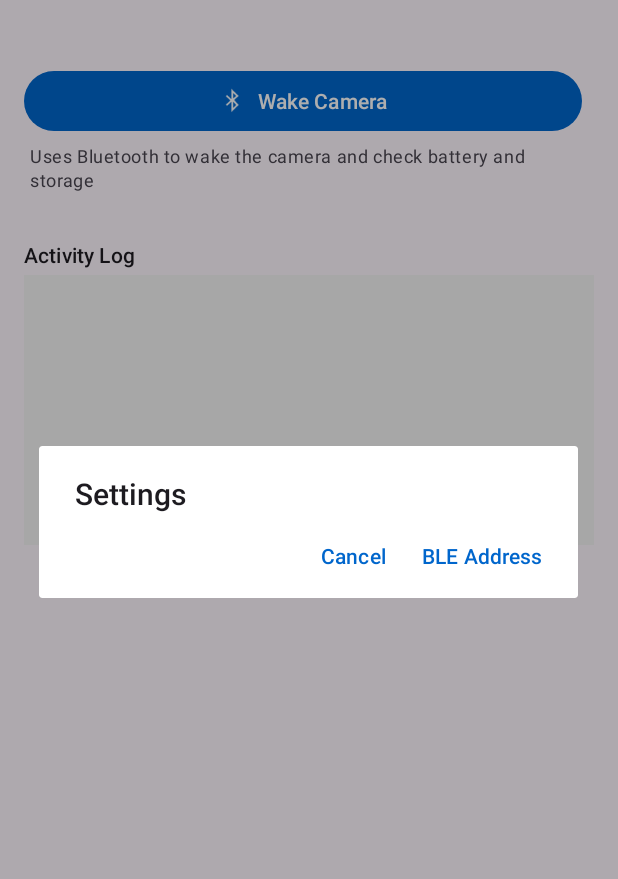
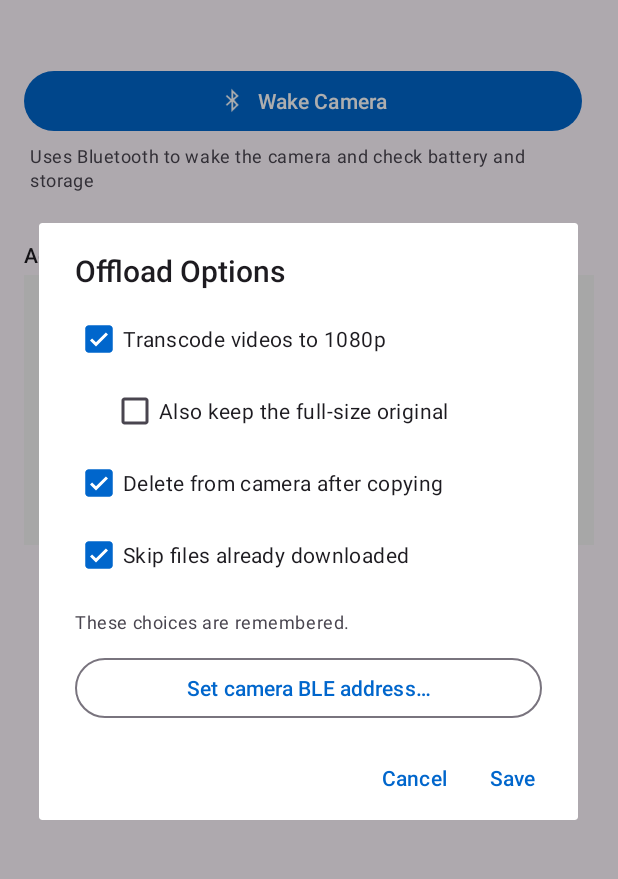
Before and after one commit to laddieri/GoProUnloader, an Android app: the screen it shows after launch (MainActivity), in the options menu, after a tap on "Options", on a phone screen of 412 x 824 dp, the part 96-975 px from its top. Run offline under Robolectric (Android 15) with nearby library versions, the phone set to English and light mode, and no system bars; libraries missing offline, so code that uses them is left out: com.antonkarpenko.ffmpegkit; pictures from the network do not load.

Commit message:
Add thumbnails and remembered offload options to the Android app
Brings the phone app in line with the desktop one.

Each row now carries a thumbnail fetched from the camera. GoProApi tries the
thumbnail endpoint, the screennail endpoint, both again with a DCIM prefix,
and finally the .THM sidecar, taking the first that returns something with a
JPEG header - the endpoints vary by firmware, and the camera sometimes answers
200 with a JSON error body. ThumbnailLoader runs those fetches on a single
thread because the camera drops parallel requests, caches the decoded bitmaps,
and tags each ImageView so a recycled row can't show another clip's picture.
It borrows the ViewModel's GoProApi rather than making its own, so requests
follow the same network binding and don't leave over mobile data.

Transcoding, deleting from the camera, keeping the full-size original and
skipping already-downloaded files are now settings under the Options menu,
stored in SharedPreferences and remembered between launches. They replace the
single transcode checkbox on the transfer dialog and the post-transfer cleanup
prompt; the transfer dialog now summarises what is about to happen instead of
asking afterwards. Options are read once when a transfer starts, so changing
them mid-run cannot alter the rules half way through.

Alongside that:

- Deleting a clip from the camera now removes its .LRV/.THM sidecars too.
  Deleting only the .MP4 left them behind and the card never fully freed up.
- The .LRV/.THM sidecars are no longer listed as separate selectable rows.
  They were being shown, and counted, as if they were clips of their own.
- keepAlive() polled camera/state, which does not reset the sleep timer, so
  the camera could power off mid-transfer. It now uses the keep_alive
  endpoint, matching the fix already made on the Python side.
- Media durations were fetched with one parallel request per clip, the same
  pattern that stops the camera answering. They are fetched in sequence now.
- A skipped file is reported as skipped rather than counted as transferred.

Co-Authored-By: Claude Opus 5 <noreply@anthropic.com>
Claude-Session: https://claude.ai/code/session_01SMkCcbjHPsTKFNWFuk1Wqi

```diff
--- a/app/src/main/java/com/gopro/unloader/MainActivity.kt
+++ b/app/src/main/java/com/gopro/unloader/MainActivity.kt
@@ -14,6 +14,7 @@ import android.provider.Settings
 import android.view.Menu
 import android.view.MenuItem
 import android.view.View
+import android.widget.CheckBox
 import android.widget.Toast
 import androidx.activity.result.contract.ActivityResultContracts
 import androidx.activity.viewModels
@@ -21,6 +22,7 @@ import androidx.appcompat.app.AlertDialog
 import androidx.appcompat.app.AppCompatActivity
 import androidx.core.content.ContextCompat
 import androidx.recyclerview.widget.LinearLayoutManager
+import com.google.android.material.button.MaterialButton
 import com.gopro.unloader.databinding.ActivityMainBinding
 import com.gopro.unloader.service.GoProForegroundService
 import com.gopro.unloader.ui.MainViewModel
@@ -62,7 +64,7 @@ class MainActivity : AppCompatActivity() {
         setContentView(binding.root)
         setSupportActionBar(binding.toolbar)
 
-        adapter = MediaListAdapter { updateSelectionCount() }
+        adapter = MediaListAdapter(viewModel.thumbnailLoader) { updateSelectionCount() }
         binding.recyclerView.layoutManager = LinearLayoutManager(this)
         binding.recyclerView.adapter = adapter
 
@@ -134,14 +136,6 @@ class MainActivity : AppCompatActivity() {
             if (event > lastWifiSettingsEvent) {
                 lastWifiSettingsEvent = event
                 openWifiSettings()
-            }
-        }
-
-        var lastPromptId = 0
-        viewModel.postTransferPrompt.observe(this) { prompt ->
-            if (prompt != null && prompt.id != lastPromptId) {
-                lastPromptId = prompt.id
-                showPostTransferDialog(prompt)
             }
         }
 
@@ -297,56 +291,34 @@ class MainActivity : AppCompatActivity() {
     // =========================================================== transfer confirm dialog
 
     private fun showTransferConfirmDialog(selectedCount: Int) {
-        val items = arrayOf("Transcode videos to 1080p")
-        val checked = booleanArrayOf(true)
+        val options = viewModel.settings.toTransferOptions()
+
+        val summary = buildString {
+            appendLine(if (options.transcode) {
+                if (options.keepOriginals) {
+                    "• Transcode to 1080p, keeping the full-size original"
+                } else {
+                    "• Transcode to 1080p, replacing the full-size original"
+                }
+            } else {
+                "• Copy across as-is, no transcoding"
+            })
+            appendLine(
+                if (options.deleteFromCamera) "• DELETE from the camera once copied"
+                else "• Leave the files on the camera"
+            )
+            append(
+                if (options.skipExisting) "• Skip anything already downloaded"
+                else "• Re-download everything"
+            )
+        }
 
         AlertDialog.Builder(this)
             .setTitle("Transfer $selectedCount file(s)")
-            .setMultiChoiceItems(items, checked) { _, which, isChecked ->
-                checked[which] = isChecked
-            }
-            .setPositiveButton("Transfer") { _, _ ->
-                viewModel.startTransfer(transcode = checked[0])
-            }
+            .setMessage("$summary\n\nChange these under Options.")
+            .setPositiveButton("Transfer") { _, _ -> viewModel.startTransfer() }
+            .setNeutralButton("Options…") { _, _ -> showSettingsDialog() }
             .setNegativeButton("Cancel", null)
-            .show()
-    }
-
-    private fun showPostTransferDialog(prompt: MainViewModel.PostTransferPrompt) {
-        val items = mutableListOf<String>()
-        val checkedList = mutableListOf<Boolean>()
-
-        // Index mapping: track which option is at which position
-        var deleteFromGoproIdx = -1
-        var deleteLocalIdx = -1
-
-        if (prompt.hasGoproFiles) {
-            deleteFromGoproIdx = items.size
-            items.add("Delete originals from GoPro")
-            checkedList.add(false)
-        }
-        if (prompt.hasLocalOriginals) {
-            deleteLocalIdx = items.size
-            items.add("Delete full-size videos from phone (keep 1080p only)")
-            checkedList.add(true)
-        }
-
-        val checked = checkedList.toBooleanArray()
-
-        AlertDialog.Builder(this)
-            .setTitle("What would you like to do with the original files?")
-            .setMultiChoiceItems(items.toTypedArray(), checked) { _, which, isChecked ->
-                checked[which] = isChecked
-            }
-            .setPositiveButton("Continue") { _, _ ->
-                viewModel.submitPostTransferChoice(
-                    MainViewModel.PostTransferChoice(
-                        deleteFromGoPro = deleteFromGoproIdx >= 0 && checked[deleteFromGoproIdx],
-                        deleteLocalOriginals = deleteLocalIdx >= 0 && checked[deleteLocalIdx]
-                    )
-                )
-            }
-            .setCancelable(false)
             .show()
     }
 
@@ -421,13 +393,44 @@ class MainActivity : AppCompatActivity() {
     // =========================================================== settings dialog
 
     private fun showSettingsDialog() {
-        AlertDialog.Builder(this)
-            .setTitle("Settings")
-            .setPositiveButton("BLE Address") { _, _ ->
-                showBleAddressDialog()
+        val view = layoutInflater.inflate(R.layout.dialog_options, null)
+        val cbTranscode: CheckBox = view.findViewById(R.id.cb_transcode)
+        val cbKeepOriginals: CheckBox = view.findViewById(R.id.cb_keep_originals)
+        val cbDeleteFromCamera: CheckBox = view.findViewById(R.id.cb_delete_from_camera)
+        val cbSkipExisting: CheckBox = view.findViewById(R.id.cb_skip_existing)
+        val btnBleAddress: MaterialButton = view.findViewById(R.id.btn_ble_address)
+
+        val settings = viewModel.settings
+        cbTranscode.isChecked = settings.transcode
+        cbKeepOriginals.isChecked = settings.keepOriginals
+        cbDeleteFromCamera.isChecked = settings.deleteFromCamera
+        cbSkipExisting.isChecked = settings.skipExisting
+
+        // Keeping the original only means anything when there is a 1080p copy
+        // for it to sit beside.
+        fun syncKeepOriginals() {
+            cbKeepOriginals.isEnabled = cbTranscode.isChecked
+        }
+        syncKeepOriginals()
+        cbTranscode.setOnCheckedChangeListener { _, _ -> syncKeepOriginals() }
+
+        val dialog = AlertDialog.Builder(this)
+            .setTitle(R.string.options_title)
+            .setView(view)
+            .setPositiveButton("Save") { _, _ ->
+                settings.transcode = cbTranscode.isChecked
+                settings.keepOriginals = cbKeepOriginals.isChecked
+                settings.deleteFromCamera = cbDeleteFromCamera.isChecked
+                settings.skipExisting = cbSkipExisting.isChecked
             }
             .setNegativeButton("Cancel", null)
-            .show()
+            .create()
+
+        btnBleAddress.setOnClickListener {
+            dialog.dismiss()
+            showBleAddressDialog()
+        }
+        dialog.show()
     }
 
     private fun formatMb(mb: Long): String = when {
@@ -451,4 +454,10 @@ class MainActivity : AppCompatActivity() {
             .setNegativeButton("Clear") { _, _ -> viewModel.bleAddress = null }
             .show()
     }
+
+    override fun onDestroy() {
+        super.onDestroy()
+        // The RecyclerView holds bitmaps; drop them with the Activity.
+        binding.recyclerView.adapter = null
+    }
 }
--- /dev/null
+++ b/app/src/main/java/com/gopro/unloader/util/AppSettings.kt
@@ -0,0 +1,69 @@
+package com.gopro.unloader.util
+
+import android.content.Context
+
+/**
+ * What to do with each file during a transfer.
+ *
+ * Snapshotted from [AppSettings] when a transfer starts, so toggling an option
+ * mid-run can't change the rules half way through.
+ */
+data class TransferOptions(
+    val transcode: Boolean,
+    val keepOriginals: Boolean,
+    val deleteFromCamera: Boolean,
+    val skipExisting: Boolean
+)
+
+/**
+ * Offload preferences, remembered between launches.
+ *
+ * Mirrors the desktop app's settings file so both front ends behave the same
+ * way. Backed by SharedPreferences, which handles its own persistence.
+ */
+class AppSettings(context: Context) {
+
+    private val prefs = context.applicationContext
+        .getSharedPreferences(PREFS_NAME, Context.MODE_PRIVATE)
+
+    /** Transcode downloaded videos to 1080p. */
+    var transcode: Boolean
+        get() = prefs.getBoolean(KEY_TRANSCODE, true)
+        set(value) = prefs.edit().putBoolean(KEY_TRANSCODE, value).apply()
+
+    /** Keep the full-size original alongside the 1080p copy. */
+    var keepOriginals: Boolean
+        get() = prefs.getBoolean(KEY_KEEP_ORIGINALS, false)
+        set(value) = prefs.edit().putBoolean(KEY_KEEP_ORIGINALS, value).apply()
+
+    /** Delete each file from the camera once it has copied across. */
+    var deleteFromCamera: Boolean
+        get() = prefs.getBoolean(KEY_DELETE_FROM_CAMERA, true)
+        set(value) = prefs.edit().putBoolean(KEY_DELETE_FROM_CAMERA, value).apply()
+
+    /** Leave files that are already on the phone alone instead of refetching. */
+    var skipExisting: Boolean
+        get() = prefs.getBoolean(KEY_SKIP_EXISTING, true)
+        set(value) = prefs.edit().putBoolean(KEY_SKIP_EXISTING, value).apply()
+
+    /** Manually entered camera BLE address, or null to scan for one. */
+    var bleAddress: String?
+        get() = prefs.getString(KEY_BLE_ADDRESS, null)?.takeIf { it.isNotBlank() }
+        set(value) = prefs.edit().putString(KEY_BLE_ADDRESS, value).apply()
+
+    fun toTransferOptions() = TransferOptions(
+        transcode = transcode,
+        keepOriginals = keepOriginals,
+        deleteFromCamera = deleteFromCamera,
+        skipExisting = skipExisting
+    )
+
+    companion object {
+        private const val PREFS_NAME = "gopro_unloader_settings"
+        private const val KEY_TRANSCODE = "transcode"
+        private const val KEY_KEEP_ORIGINALS = "keep_originals"
+        private const val KEY_DELETE_FROM_CAMERA = "delete_from_camera"
+        private const val KEY_SKIP_EXISTING = "skip_existing"
+        private const val KEY_BLE_ADDRESS = "ble_address"
+    }
+}
--- /dev/null
+++ b/app/src/main/res/layout/dialog_options.xml
@@ -0,0 +1,57 @@
+<?xml version="1.0" encoding="utf-8"?>
+<ScrollView xmlns:android="http://schemas.android.com/apk/res/android"
+    android:layout_width="match_parent"
+    android:layout_height="wrap_content">
+
+    <LinearLayout
+        android:layout_width="match_parent"
+        android:layout_height="wrap_content"
+        android:orientation="vertical"
+        android:paddingStart="24dp"
+        android:paddingEnd="24dp"
+        android:paddingTop="8dp"
+        android:paddingBottom="8dp">
+
+        <CheckBox
+            android:id="@+id/cb_transcode"
+            android:layout_width="match_parent"
+            android:layout_height="wrap_content"
+            android:text="@string/opt_transcode" />
+
+        <CheckBox
+            android:id="@+id/cb_keep_originals"
+            android:layout_width="match_parent"
+            android:layout_height="wrap_content"
+            android:layout_marginStart="24dp"
+            android:text="@string/opt_keep_originals" />
+
+        <CheckBox
+            android:id="@+id/cb_delete_from_camera"
+            android:layout_width="match_parent"
+            android:layout_height="wrap_content"
+            android:text="@string/opt_delete_from_camera" />
+
+        <CheckBox
+            android:id="@+id/cb_skip_existing"
+            android:layout_width="match_parent"
+            android:layout_height="wrap_content"
+            android:text="@string/opt_skip_existing" />
+
+        <TextView
+            android:layout_width="match_parent"
+            android:layout_height="wrap_content"
+            android:layout_marginTop="12dp"
+            android:text="@string/options_remembered"
+            android:textAppearance="?attr/textAppearanceBodySmall"
+            android:textColor="?attr/colorOnSurfaceVariant" />
+
+        <com.google.android.material.button.MaterialButton
+            android:id="@+id/btn_ble_address"
+            style="@style/Widget.Material3.Button.OutlinedButton"
+            android:layout_width="match_parent"
+            android:layout_height="wrap_content"
+            android:layout_marginTop="12dp"
+            android:text="@string/opt_ble_address" />
+
+    </LinearLayout>
+</ScrollView>
--- a/app/src/main/res/values/strings.xml
+++ b/app/src/main/res/values/strings.xml
@@ -33,4 +33,18 @@
     <string name="hint_wake_camera">Uses Bluetooth to wake the camera and check battery and storage</string>
     <string name="hint_ble_controls">Uses Bluetooth \u2014 no WiFi needed</string>
     <string name="hint_wifi_files">Requires switching your phone\u2019s WiFi to the GoPro network</string>
+
+    <!-- Thumbnails -->
+    <string name="thumb_loading">\u2026</string>
+    <string name="thumb_none">no\npreview</string>
+    <string name="thumb_description">Preview frame from the camera</string>
+
+    <!-- Options -->
+    <string name="options_title">Offload Options</string>
+    <string name="options_remembered">These choices are remembered.</string>
+    <string name="opt_transcode">Transcode videos to 1080p</string>
+    <string name="opt_keep_originals">Also keep the full-size original</string>
+    <string name="opt_delete_from_camera">Delete from camera after copying</string>
+    <string name="opt_skip_existing">Skip files already downloaded</string>
+    <string name="opt_ble_address">Set camera BLE address\u2026</string>
 </resources>
```
Also changed, not shown: app/src/main/java/com/gopro/unloader/api/GoProApi.kt (+109 -3 lines), app/src/main/java/com/gopro/unloader/model/MediaFile.kt (+28 -2 lines), app/src/main/java/com/gopro/unloader/ui/MainViewModel.kt (+105 -75 lines), app/src/main/java/com/gopro/unloader/ui/MediaListAdapter.kt (+21 -0 lines), app/src/main/java/com/gopro/unloader/util/ThumbnailLoader.kt (added, +104 -0 lines), app/src/main/res/layout/item_media.xml (+26 -1 lines), 1 other file.
